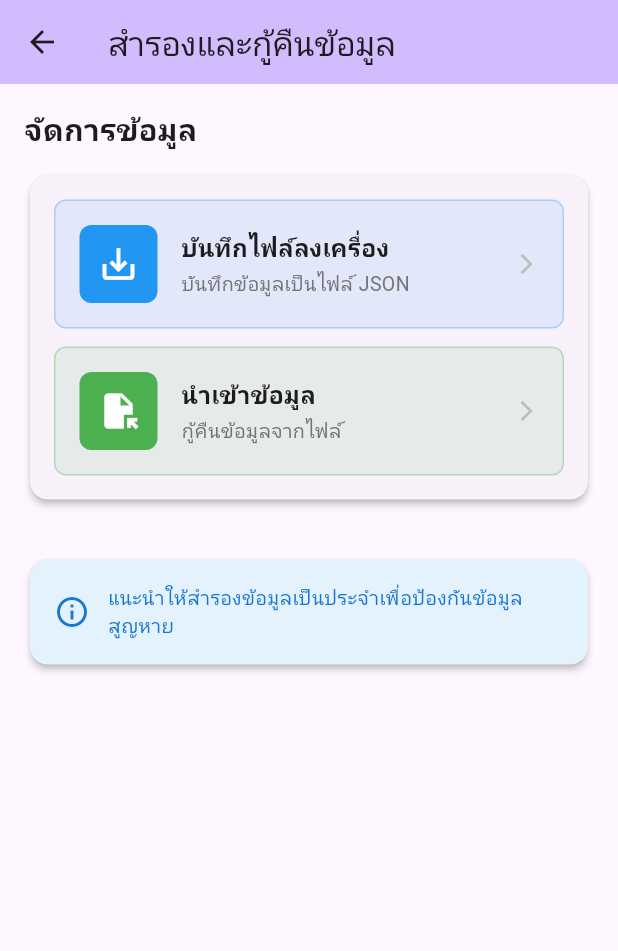
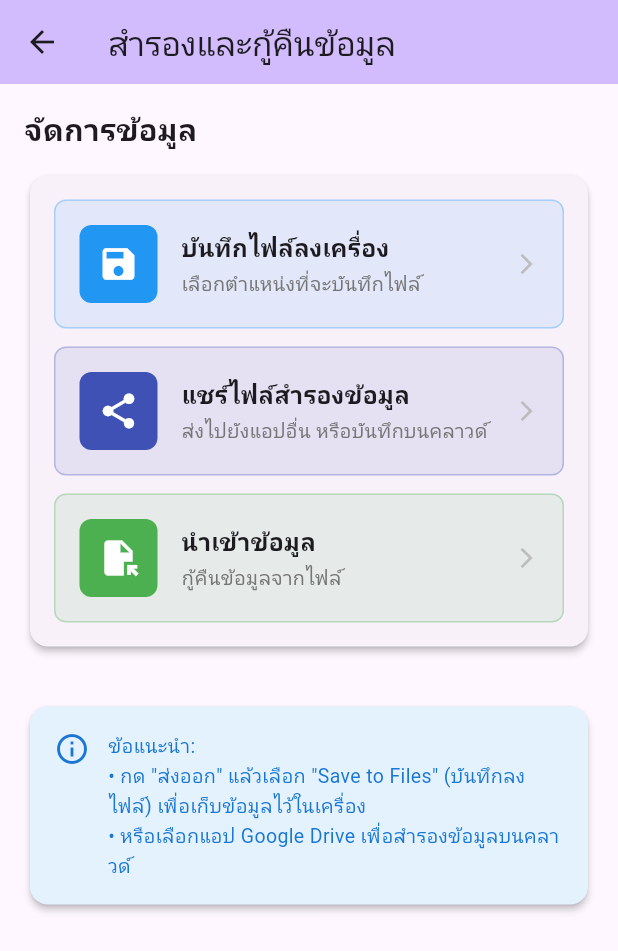
Before and after one commit to th0mas000/keb_tang, a Flutter app: the BackupScreen screen opened directly, after a tap on "บันทึกไฟล์ลงเครื่อง", on a phone screen of 412 x 824 dp. Shown: the top 951 px of the screen. Run offline on Flutter 3.47's test engine with Material 3 defaults, Android fonts, the phone set to English and light mode, and no system bars; our stand-ins replace file_picker, fl_chart, googleapis_auth, image_picker, share_plus, sqflite; missing offline and left inert: google_mlkit_text_recognition, googleapis; accounts and stored records are empty.

Commit message:
issue_feture_backup_file

```diff
--- a/lib/screens/backup_screen.dart
+++ b/lib/screens/backup_screen.dart
@@ -1,7 +1,9 @@
 import 'package:flutter/material.dart';
 import 'package:file_picker/file_picker.dart';
+import 'package:share_plus/share_plus.dart';
+import 'dart:io';
 import 'dart:convert';
-import 'dart:io';
+import 'dart:typed_data';
 import '../services/export_import_service.dart';
 import '../widgets/responsive_container.dart';
 
@@ -16,6 +18,36 @@ class _BackupScreenState extends State<BackupScreen> {
   final ExportImportService _exportImportService = ExportImportService();
   bool _isLoading = false;
 
+  Future<void> _exportBackup() async {
+    try {
+      setState(() => _isLoading = true);
+
+      // Get shareable file path
+      final filePath = await _exportImportService.getShareableFilePath();
+
+      // Share file - this opens the system share sheet where users can:
+      // 1. Save to Files (Local)
+      // 2. Save to Google Drive
+      // 3. Send via Email/Line/etc.
+      final result = await Share.shareXFiles(
+        [XFile(filePath, mimeType: 'application/json')],
+        subject: 'Keb Tang Backup',
+        text: 'Backup file for Keb Tang app',
+      );
+
+      // Share.shareXFiles returns void or status depending on version/platform,
+      // generally we assume success if no error thrown, though user might dismiss sheet.
+
+      setState(() => _isLoading = false);
+
+      // Note: We don't show "Success" snackbar here because we don't know for sure
+      // if the user actually completed the share/save action in the external app.
+    } catch (e) {
+      setState(() => _isLoading = false);
+      _showError('ไม่สามารถส่งออกไฟล์: $e');
+    }
+  }
+
   Future<void> _exportToLocal() async {
     try {
       setState(() => _isLoading = true);
@@ -23,33 +55,51 @@ class _BackupScreenState extends State<BackupScreen> {
       // Get JSON data
       final jsonData = await _exportImportService.exportToJson();
 
-      // Generate filename
-      final timestamp = DateTime.now().toIso8601String().replaceAll(':', '-').split('.').first;
-      final fileName = 'keb_tang_backup_$timestamp.json';
+      // Generate default filename
+      final timestamp = DateTime.now().toIso8601String().replaceAll(':', '-');
+      final defaultFileName = 'keb_tang_backup_$timestamp.json';
 
-      // Open save dialog
-      String? outputFile = await FilePicker.platform.saveFile(
+      if (Platform.isAndroid || Platform.isIOS) {
+        // For mobile: Use saveFile with bytes
+        // This uses the Storage Access Framework (SAF) on Android
+        final bytes = utf8.encode(jsonData);
+
+        final outputPath = await FilePicker.platform.saveFile(
           dialogTitle: 'บันทึกไฟล์สำรองข้อมูล',
-        fileName: fileName,
+          fileName: defaultFileName,
           type: FileType.custom,
           allowedExtensions: ['json'],
-        bytes: utf8.encode(jsonData), // For web support if needed
+          bytes: Uint8List.fromList(bytes),
         );
 
-      // On Android/iOS saveFile might return null if cancelled,
-      // or a path even if file not fully "written" by the picker itself on some platforms.
-      // But file_picker 8+ saveFile on Android returns the path to the created file.
-      // We explicitly write to it to ensure content is saved.
+        // On Android/iOS, if bytes are provided, the file is automatically written
+        // outputPath might be null even on success (platform-dependent)
+        setState(() => _isLoading = false);
+        if (outputPath != null) {
+          _showSuccess('บันทึกไฟล์สำเร็จ');
+        }
+        // If outputPath is null, assume user cancelled (no error thrown = success)
+      } else {
+        // For desktop: Use saveFile to get path, then write manually
+        final outputPath = await FilePicker.platform.saveFile(
+          dialogTitle: 'บันทึกไฟล์สำรองข้อมูล',
+          fileName: defaultFileName,
+          type: FileType.custom,
+          allowedExtensions: ['json'],
+        );
 
-      if (outputFile != null) {
-        final file = File(outputFile);
-        await file.writeAsString(jsonData);
-        _showSuccess('บันทึกไฟล์สำเร็จ: $outputFile');
-      } else {
+        if (outputPath == null) {
           // User cancelled
+          setState(() => _isLoading = false);
+          return;
         }
 
+        final file = File(outputPath);
+        await file.writeAsString(jsonData);
+
         setState(() => _isLoading = false);
+        _showSuccess('บันทึกไฟล์สำเร็จ');
+      }
     } catch (e) {
       setState(() => _isLoading = false);
       _showError('ไม่สามารถบันทึกไฟล์: $e');
@@ -67,7 +117,22 @@ class _BackupScreenState extends State<BackupScreen> {
       if (result == null || result.files.isEmpty) return;
 
       final filePath = result.files.first.path;
-      if (filePath == null) return;
+      if (filePath == null) {
+        _showError('ไม่พบที่อยู่ไฟล์');
+        return;
+      }
+
+      final file = File(filePath);
+      if (!await file.exists()) {
+         _showError('ไม่สามารถเข้าถึงไฟล์ได้: $filePath');
+         return;
+      }
+
+      final length = await file.length();
+      if (length == 0) {
+        _showError('ไฟล์ไม่มีข้อมูล (ขนาด 0 bytes)');
+        return;
+      }
 
       // Show strategy selection dialog
       final strategy = await _showImportStrategyDialog();
@@ -160,11 +225,19 @@ class _BackupScreenState extends State<BackupScreen> {
                         child: Column(
                           children: [
                              _buildActionButton(
-                              icon: Icons.save_alt,
+                              icon: Icons.save,
                               label: 'บันทึกไฟล์ลงเครื่อง',
-                              subtitle: 'บันทึกข้อมูลเป็นไฟล์ JSON',
+                              subtitle: 'เลือกตำแหน่งที่จะบันทึกไฟล์',
                               color: Colors.blue,
                               onPressed: _exportToLocal,
+                            ),
+                            const SizedBox(height: 12),
+                            _buildActionButton(
+                              icon: Icons.share,
+                              label: 'แชร์ไฟล์สำรองข้อมูล',
+                              subtitle: 'ส่งไปยังแอปอื่น หรือบันทึกบนคลาวด์',
+                              color: Colors.indigo,
+                              onPressed: _exportBackup,
                             ),
                             const SizedBox(height: 12),
                             _buildActionButton(
@@ -185,15 +258,19 @@ class _BackupScreenState extends State<BackupScreen> {
                       child: Padding(
                         padding: const EdgeInsets.all(16),
                         child: Row(
+                          crossAxisAlignment: CrossAxisAlignment.start,
                           children: [
                             Icon(Icons.info_outline, color: Colors.blue.shade700),
                             const SizedBox(width: 12),
                             Expanded(
                               child: Text(
-                                'แนะนำให้สำรองข้อมูลเป็นประจำเพื่อป้องกันข้อมูลสูญหาย',
+                                'ข้อแนะนำ:\n'
+                                '• กด "ส่งออก" แล้วเลือก "Save to Files" (บันทึกลงไฟล์) เพื่อเก็บข้อมูลไว้ในเครื่อง\n'
+                                '• หรือเลือกแอป Google Drive เพื่อสำรองข้อมูลบนคลาวด์',
                                 style: TextStyle(
                                   color: Colors.blue.shade700,
                                   fontSize: 13,
+                                  height: 1.5,
                                 ),
                               ),
                             ),
```
Lines whose indentation alone changed are shown as unchanged.
